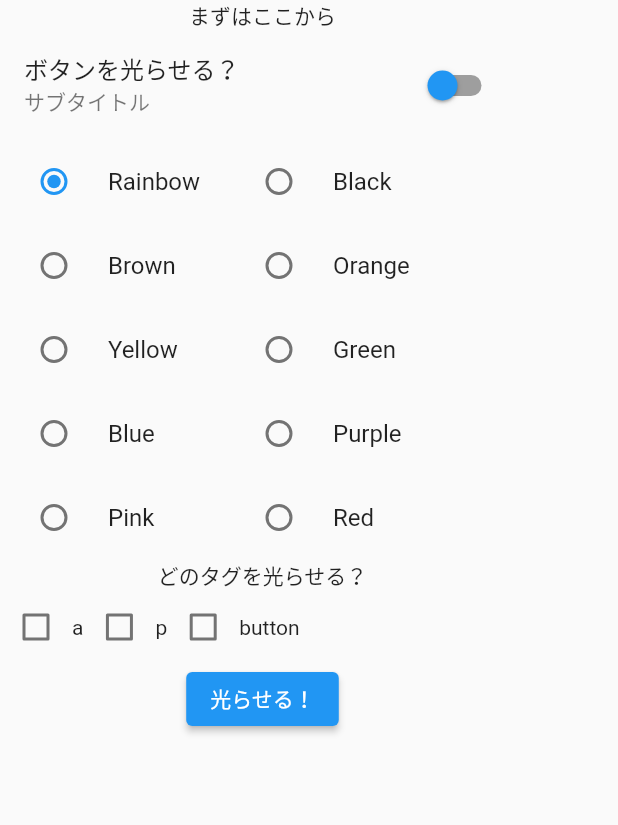
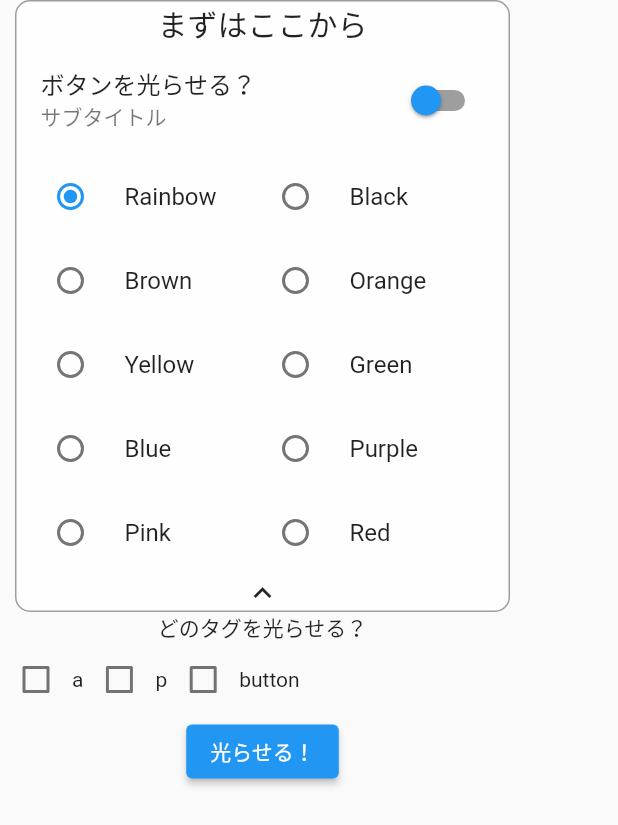
Before and after one commit to futa-ai/rainbow-button, a Flutter app: the screen it shows after launch, on a phone screen of 412 x 824 dp. Shown: the top 825 px of the screen. Run offline on Flutter 3.47's test engine with Material 2 defaults, Android fonts, the phone set to English and light mode, and no system bars.

Commit message:
基本設定の編集画面を開閉可能に。

```diff
--- a/flutter_project/lib/main.dart
+++ b/flutter_project/lib/main.dart
@@ -1,3 +1,4 @@
+import 'package:flutter/cupertino.dart';
 import 'package:flutter/material.dart';
 
 void main() {
@@ -19,8 +20,20 @@ class MyApp extends StatelessWidget {
   }
 }
 
-enum RadioValue { RAINBOW, BLACK, BROWN, ORANGE, YELLOW, GREEN, BLUE, PURPLE, PINK, RED }
+enum RadioValue {
+  RAINBOW,
+  BLACK,
+  BROWN,
+  ORANGE,
+  YELLOW,
+  GREEN,
+  BLUE,
+  PURPLE,
+  PINK,
+  RED
+}
 var _isChecked = List.filled(3, false);
+var _isOpened = [true, false, false];
 List<String> tagName = [];
 String colorName = "";
 
@@ -43,15 +56,52 @@ class _MyHomePageState extends State<MyHomePage> {
         width: 350,
         child: Column(
           children: [
-            Column(
+            Container(
+              width: 330,
+              // height: 60,
+              decoration: BoxDecoration(
+                border: Border.all(color: Colors.grey),
+                borderRadius: BorderRadius.circular(10),
+                color: Colors.white70,
+              ),
+              child: Column(
                 children: [
-                const Text('まずはここから'),
+                  InkWell(
+                    onTap: () {
+                      debugPrint('押した');
+                      setState(() {
+                        _isOpened[0] = !_isOpened[0];
+                      });
+                    },
+                    child: Column(
+                      crossAxisAlignment: CrossAxisAlignment.center,
+                      children: const [
+                        SizedBox(
+                          height: 30,
+                          child: Center(
+                            child: Text(
+                              'まずはここから',
+                              style: TextStyle(
+                                fontSize: 20,
+                              ),
+                            ),
+                          ),
+                        ),
+                      ],
+                    ),
+                  ),
+                  // (_isOpened[0]) ?
+                  () {
+                    if (_isOpened[0]) {
+                      return Column(
+                        children: [
                           SwitchListTile(
                             value: _active,
                             activeColor: Colors.orange,
                             activeTrackColor: Colors.red,
                             inactiveThumbColor: Colors.blue,
                             inactiveTrackColor: Colors.grey,
+
                             /// アイコンを付けるならここ
                             // secondary: new Icon(
                             //   Icons.thumb_up,
@@ -173,6 +223,34 @@ class _MyHomePageState extends State<MyHomePage> {
                             ],
                           ),
                         ],
+                      );
+                    } else {
+                      return Container();
+                    }
+                  }(),
+                  InkWell(
+                    onTap: () {
+                      debugPrint('押した');
+                      setState(() {
+                        _isOpened[0] = !_isOpened[0];
+                      });
+                    },
+                    child: Column(
+                      crossAxisAlignment: CrossAxisAlignment.center,
+                      children: [
+                        SizedBox(
+                          width: 330,
+                          child: Icon(
+                            (_isOpened[0])
+                                ? Icons.expand_less
+                                : Icons.expand_more,
+                          ),
+                        ),
+                      ],
+                    ),
+                  ),
+                ],
+              ),
             ),
             Column(
               children: [
@@ -211,8 +289,8 @@ class _MyHomePageState extends State<MyHomePage> {
               ],
             ),
             ElevatedButton(
-              onPressed: () async{
-                switch(_gValue){
+              onPressed: () async {
+                switch (_gValue) {
                   case RadioValue.RAINBOW:
                     colorName = "rainbow";
                     break;
@@ -248,9 +326,9 @@ class _MyHomePageState extends State<MyHomePage> {
                     break;
                 }
                 debugPrint('色は$colorNameです');
-                if(_isChecked[0]) tagName.add('a');
-                if(_isChecked[1]) tagName.add('p');
-                if(_isChecked[2]) tagName.add('button');
+                if (_isChecked[0]) tagName.add('a');
+                if (_isChecked[1]) tagName.add('p');
+                if (_isChecked[2]) tagName.add('button');
                 debugPrint('タグは$tagNameです');
               },
               child: const Text('光らせる！'),
@@ -265,7 +343,6 @@ class _MyHomePageState extends State<MyHomePage> {
     setState(() {
       _gValue = value;
     });
-
   }
 
   void _handleCheckbox(int i, bool value) {
```
Lines whose indentation alone changed are shown as unchanged.
